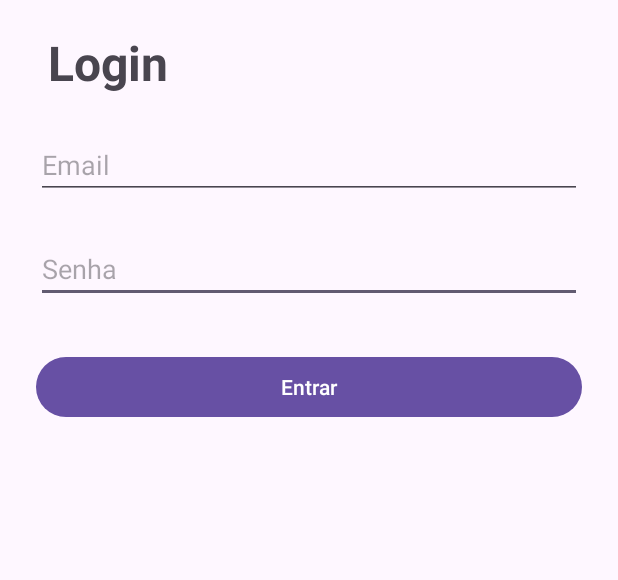
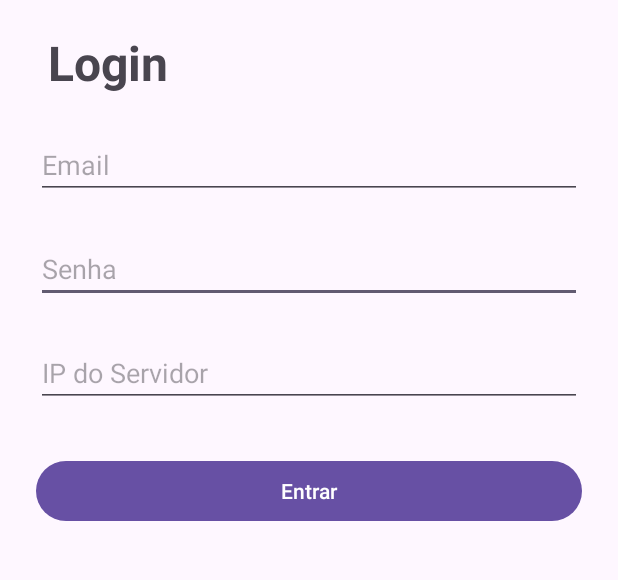
Before and after one commit to gabmonteiro/LavaTech_Project, an Android app: the ListaAgendamentosActivityApp screen opened directly, with no data from a screen before it, after a tap on "SAIR", on a phone screen of 412 x 824 dp, the part 288-868 px from its top. Run offline under Robolectric (Android 15) with nearby library versions, the light colour scheme and no system bars.

Commit message:
campo ip do servidor para mobile para debug

```diff
--- a/LavaTech-Mobile/app/src/main/java/com/example/projetolavatech/LoginActivityApp.java
+++ b/LavaTech-Mobile/app/src/main/java/com/example/projetolavatech/LoginActivityApp.java
@@ -17,7 +17,7 @@ import modelDominio.Usuario;
 public class LoginActivityApp extends AppLavaTechActivity {
 
     Button buttonLogin;
-    EditText editTextEmail, editTextPassword;
+    EditText editTextEmail, editTextPassword, editTextServerIP;
 
     @Override
     protected void onCreate(Bundle savedInstanceState) {
@@ -27,6 +27,7 @@ public class LoginActivityApp extends AppLavaTechActivity {
         buttonLogin = findViewById(R.id.buttonLogin);
         editTextEmail = findViewById(R.id.editTextEmail);
         editTextPassword = findViewById(R.id.editTextPassword);
+        editTextServerIP = findViewById(R.id.editTextServerIP);
 
         buttonLogin.setOnClickListener(new View.OnClickListener() {
             @Override
@@ -39,9 +40,10 @@ public class LoginActivityApp extends AppLavaTechActivity {
     private void tentarLogin() {
         String email = editTextEmail.getText().toString().trim();
         String senha = editTextPassword.getText().toString();
+        String serverIP = editTextServerIP.getText().toString().trim();
 
-        if (email.isEmpty() || senha.isEmpty()) {
-            Toast.makeText(this, "Informe e-mail e senha.", Toast.LENGTH_SHORT).show();
+        if (email.isEmpty() || senha.isEmpty() || serverIP.isEmpty()) {
+            Toast.makeText(this, "Informe e-mail, senha e IP do servidor.", Toast.LENGTH_SHORT).show();
             return;
         }
 
@@ -53,7 +55,7 @@ public class LoginActivityApp extends AppLavaTechActivity {
 
         ConexaoController conexao = ConexaoController.getInstance();
         // Primeiro garante conexão com o servidor
-        conexao.executar(() -> {
+        conexao.executar(serverIP, () -> {
             Log.d("LoginActivityApp", "Conexão estabelecida! Iniciando processo de login...");
             // Executar o login de forma assíncrona em uma nova thread para evitar deadlock
             new Thread(() -> {
--- a/LavaTech-Mobile/app/src/main/java/com/example/projetolavatech/controller/ConexaoController.java
+++ b/LavaTech-Mobile/app/src/main/java/com/example/projetolavatech/controller/ConexaoController.java
@@ -36,6 +36,9 @@ public class ConexaoController {
     // Estado da conexão
     private volatile EstadoConexao estado = EstadoConexao.DESCONECTADO;
 
+    // IP do servidor armazenado após primeira conexão bem-sucedida
+    private String serverIPArmazenado = null;
+
     private ConexaoController() {}
 
     public static synchronized ConexaoController getInstance() {
@@ -55,8 +58,28 @@ public class ConexaoController {
 
     /**
      * Garante que exista uma conexão ativa com o servidor antes de executar onSuccess.
+     * Usa o IP armazenado de uma conexão anterior, ou retorna erro se não houver IP armazenado.
+     * @param onSuccess Callback executado quando a conexão for estabelecida
+     * @param onError Callback executado em caso de erro na conexão
      */
     public void executar(Runnable onSuccess, Runnable onError) {
+        if (serverIPArmazenado == null || serverIPArmazenado.isEmpty()) {
+            Log.e("ConexaoController", "Tentativa de conexão sem IP do servidor. Use executar(serverIP, ...) primeiro.");
+            if (onError != null) {
+                onError.run();
+            }
+            return;
+        }
+        executar(serverIPArmazenado, onSuccess, onError);
+    }
+
+    /**
+     * Garante que exista uma conexão ativa com o servidor antes de executar onSuccess.
+     * @param serverIP IP do servidor (ex: "192.168.1.100" ou "10.0.2.2" para emulador)
+     * @param onSuccess Callback executado quando a conexão for estabelecida
+     * @param onError Callback executado em caso de erro na conexão
+     */
+    public void executar(String serverIP, Runnable onSuccess, Runnable onError) {
         // Se já estiver conectado, executa direto na thread do executor para garantir sincronização
         if (estado == EstadoConexao.CONECTADO) {
             if (onSuccess != null) {
@@ -76,12 +99,12 @@ public class ConexaoController {
             try {
                 // IMPORTANTE: ajuste o host para o IP da máquina que roda o servidor
                 // Em emulador Android Studio use 10.0.2.2, em dispositivo físico use o IP da rede (ex: 192.168.x.x)
-                Log.d("ConexaoController", "Tentando conectar ao servidor 192.168.1.22:12345...");
+                Log.d("ConexaoController", "Tentando conectar ao servidor " + serverIP + ":12345...");
 
                 // Fechar conexão anterior se existir
                 desconectarConexaoAnterior();
 
-                cliente = new Socket("192.168.1.22", 12345);
+                cliente = new Socket(serverIP, 12345);
                 Log.d("ConexaoController", "Socket criado com sucesso!");
 
                 // IMPORTANTE: O servidor cria ObjectOutputStream primeiro (linha 29 do TrataClienteController)
@@ -95,7 +118,10 @@ public class ConexaoController {
                 Log.d("ConexaoController", "ObjectOutputStream criado! Conexão estabelecida.");
 
                 estado = EstadoConexao.CONECTADO;
-                Log.d("ConexaoController", "Estado alterado para CONECTADO. Executando callback onSuccess...");
+                // Armazenar o IP para uso em conexões futuras
+                serverIPArmazenado = serverIP;
+                Log.d("ConexaoController", "Estado alterado para CONECTADO. IP armazenado: " + serverIP);
+                Log.d("ConexaoController", "Executando callback onSuccess...");
 
                 // Executar onSuccess na thread do executor para garantir sincronização
                 if (onSuccess != null) {
@@ -131,6 +157,7 @@ public class ConexaoController {
 
     public void desconectar() {
         estado = EstadoConexao.DESCONECTADO;
+        // Não limpar o serverIPArmazenado para permitir reconexão automática
         executor.execute(() -> {
             desconectarConexaoAnterior();
         });
--- a/LavaTech-Mobile/app/src/main/res/layout/activity_tela_login.xml
+++ b/LavaTech-Mobile/app/src/main/res/layout/activity_tela_login.xml
@@ -41,7 +41,7 @@
         app:layout_constraintEnd_toEndOf="parent"
         app:layout_constraintHorizontal_bias="0.0"
         app:layout_constraintStart_toStartOf="parent"
-        app:layout_constraintTop_toBottomOf="@id/editTextPassword" />
+        app:layout_constraintTop_toBottomOf="@id/editTextServerIP" />
 
     <EditText
         android:id="@+id/editTextEmail"
@@ -55,6 +55,18 @@
         app:layout_constraintStart_toStartOf="parent"
         app:layout_constraintTop_toBottomOf="@id/textViewLoginTitle" />
 
+    <EditText
+        android:id="@+id/editTextServerIP"
+        android:layout_width="0dp"
+        android:layout_height="wrap_content"
+        android:layout_marginTop="24dp"
+        android:hint="IP do Servidor"
+        android:inputType="text"
+        app:layout_constraintEnd_toEndOf="parent"
+        app:layout_constraintHorizontal_bias="0.0"
+        app:layout_constraintStart_toStartOf="parent"
+        app:layout_constraintTop_toBottomOf="@id/editTextPassword" />
+
     <ImageView
         android:id="@+id/imageView2"
         android:layout_width="173dp"
```
Also changed, not shown: 5 other files.
